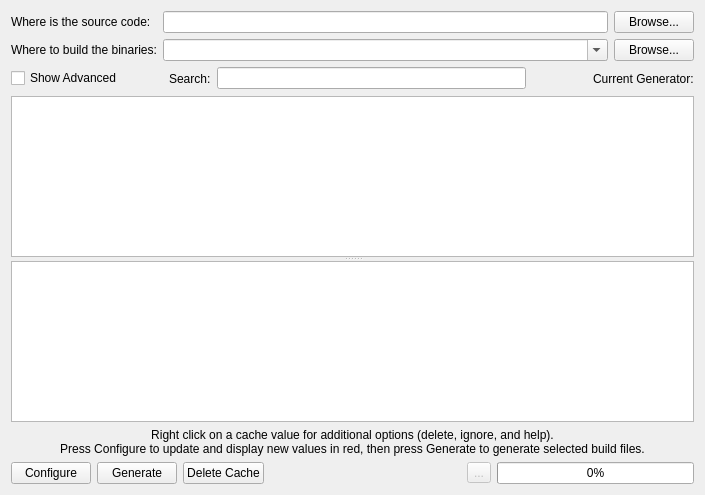
This is Source/QtDialog/CMakeSetupDialog.ui in Kitware/CMake as Qt 5 draws it before an edit. The edited form follows.
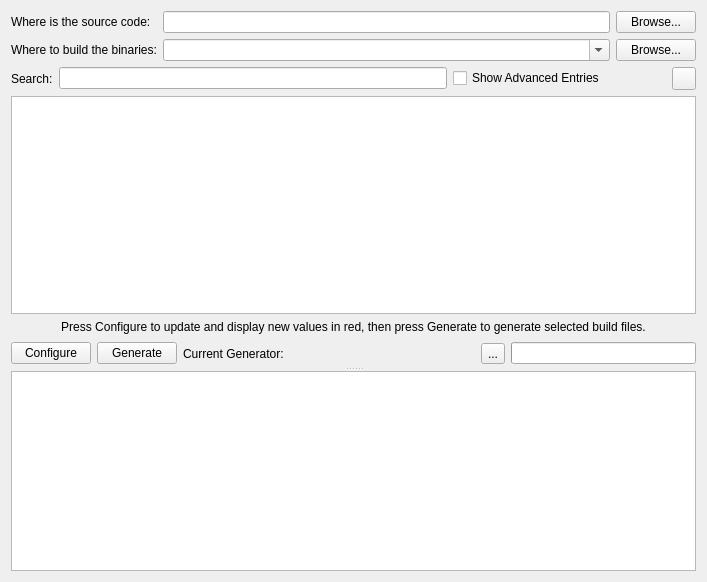
This is the edited form. Icons and pictures are not drawn. Custom widgets are drawn as their Qt base class.

Commit message: ENH:  Re-arrange UI a bit. BUG:  Properly update when values that changed since the last configure.

The edit to the form file:
```diff
--- a/Source/QtDialog/CMakeSetupDialog.ui
+++ b/Source/QtDialog/CMakeSetupDialog.ui
@@ -5,8 +5,8 @@
    <rect>
     <x>0</x>
     <y>0</y>
-    <width>705</width>
-    <height>495</height>
+    <width>707</width>
+    <height>582</height>
    </rect>
   </property>
   <layout class="QGridLayout" >
@@ -59,30 +59,32 @@
     </layout>
    </item>
    <item row="1" column="0" >
-    <layout class="QHBoxLayout" >
-     <item>
-      <widget class="QCheckBox" name="Advanced" >
-       <property name="text" >
-        <string>Show Advanced</string>
-       </property>
-      </widget>
-     </item>
-     <item>
-      <spacer>
+    <widget class="QSplitter" name="Splitter" >
        <property name="orientation" >
-        <enum>Qt::Horizontal</enum>
-       </property>
-       <property name="sizeType" >
-        <enum>QSizePolicy::Minimum</enum>
-       </property>
-       <property name="sizeHint" >
-        <size>
-         <width>40</width>
-         <height>20</height>
-        </size>
-       </property>
-      </spacer>
-     </item>
+      <enum>Qt::Vertical</enum>
+     </property>
+     <widget class="QFrame" name="frame" >
+      <property name="frameShape" >
+       <enum>QFrame::NoFrame</enum>
+      </property>
+      <property name="frameShadow" >
+       <enum>QFrame::Raised</enum>
+      </property>
+      <layout class="QGridLayout" >
+       <property name="leftMargin" >
+        <number>0</number>
+       </property>
+       <property name="topMargin" >
+        <number>0</number>
+       </property>
+       <property name="rightMargin" >
+        <number>0</number>
+       </property>
+       <property name="bottomMargin" >
+        <number>0</number>
+       </property>
+       <item row="0" column="0" colspan="6" >
+        <layout class="QHBoxLayout" >
      <item>
       <widget class="QLabel" name="label_4" >
        <property name="sizePolicy" >
@@ -106,6 +108,13 @@
        </property>
       </widget>
      </item>
+         <item>
+          <widget class="QCheckBox" name="Advanced" >
+           <property name="text" >
+            <string>Show Advanced Entries</string>
+           </property>
+          </widget>
+         </item>
      <item>
       <spacer>
        <property name="orientation" >
@@ -123,19 +132,21 @@
       </spacer>
      </item>
      <item>
-      <widget class="QLabel" name="Generator" >
+          <widget class="QToolButton" name="RemoveEntry" >
+           <property name="toolTip" >
+            <string>Remove Selected Entries</string>
+           </property>
        <property name="text" >
-        <string>Current Generator:</string>
+            <string/>
+           </property>
+           <property name="icon" >
+            <iconset resource="CMakeSetup.qrc" >:/Icons/Delete16.png</iconset>
        </property>
       </widget>
      </item>
     </layout>
    </item>
-   <item row="2" column="0" >
-    <widget class="QSplitter" name="Splitter" >
-     <property name="orientation" >
-      <enum>Qt::Vertical</enum>
-     </property>
+       <item row="1" column="0" colspan="6" >
      <widget class="QCMakeCacheView" name="CacheValues" >
       <property name="alternatingRowColors" >
        <bool>true</bool>
@@ -147,78 +158,77 @@
        <enum>QAbstractItemView::SelectRows</enum>
       </property>
      </widget>
-     <widget class="QTextEdit" name="Output" >
-      <property name="lineWrapMode" >
-       <enum>QTextEdit::NoWrap</enum>
-      </property>
-      <property name="readOnly" >
-       <bool>true</bool>
-      </property>
-     </widget>
-    </widget>
-   </item>
-   <item row="4" column="0" >
-    <layout class="QHBoxLayout" >
-     <item>
+       </item>
+       <item row="3" column="0" >
       <widget class="QPushButton" name="ConfigureButton" >
        <property name="text" >
         <string>Configure</string>
        </property>
       </widget>
      </item>
-     <item>
+       <item row="3" column="1" >
       <widget class="QPushButton" name="GenerateButton" >
        <property name="text" >
         <string>Generate</string>
        </property>
       </widget>
      </item>
-     <item>
-      <widget class="QPushButton" name="DeleteCacheButton" >
+       <item row="3" column="2" >
+        <widget class="QLabel" name="Generator" >
        <property name="text" >
-        <string>Delete Cache</string>
+          <string>Current Generator:</string>
        </property>
       </widget>
      </item>
-     <item>
+       <item row="3" column="3" >
       <spacer>
        <property name="orientation" >
         <enum>Qt::Horizontal</enum>
        </property>
+         <property name="sizeType" >
+          <enum>QSizePolicy::Expanding</enum>
+         </property>
        <property name="sizeHint" >
         <size>
-         <width>40</width>
-         <height>20</height>
+           <width>121</width>
+           <height>27</height>
         </size>
        </property>
       </spacer>
      </item>
-     <item>
-      <widget class="QToolButton" name="InterruptButton" >
-       <property name="enabled" >
-        <bool>false</bool>
-       </property>
-       <property name="text" >
-        <string>...</string>
-       </property>
-      </widget>
-     </item>
-     <item>
+       <item row="3" column="5" >
       <widget class="QProgressBar" name="ProgressBar" >
+         <property name="minimum" >
+          <number>0</number>
+         </property>
+         <property name="maximum" >
+          <number>100</number>
+         </property>
        <property name="value" >
         <number>0</number>
        </property>
        <property name="textVisible" >
-        <bool>true</bool>
-       </property>
-      </widget>
-     </item>
-    </layout>
-   </item>
-   <item row="3" column="0" >
+          <bool>false</bool>
+         </property>
+         <property name="orientation" >
+          <enum>Qt::Horizontal</enum>
+         </property>
+         <property name="textDirection" >
+          <enum>QProgressBar::BottomToTop</enum>
+         </property>
+        </widget>
+       </item>
+       <item row="3" column="4" >
+        <widget class="QToolButton" name="InterruptButton" >
+         <property name="text" >
+          <string>...</string>
+         </property>
+        </widget>
+       </item>
+       <item row="2" column="0" colspan="6" >
     <widget class="QLabel" name="label_3" >
      <property name="text" >
-      <string>Right click on a cache value for additional options (delete, ignore, and help).&lt;br>Press Configure to update and display new values in red, then press Generate to generate selected build files.</string>
+          <string>Press Configure to update and display new values in red, then press Generate to generate selected build files.</string>
      </property>
      <property name="alignment" >
       <set>Qt::AlignCenter</set>
@@ -226,6 +236,18 @@
      <property name="wordWrap" >
       <bool>true</bool>
      </property>
+        </widget>
+       </item>
+      </layout>
+     </widget>
+     <widget class="QTextEdit" name="Output" >
+      <property name="lineWrapMode" >
+       <enum>QTextEdit::NoWrap</enum>
+      </property>
+      <property name="readOnly" >
+       <bool>true</bool>
+      </property>
+     </widget>
     </widget>
    </item>
   </layout>
```
Lines whose indentation alone changed are shown as unchanged. The commit also changes 6 other files.
